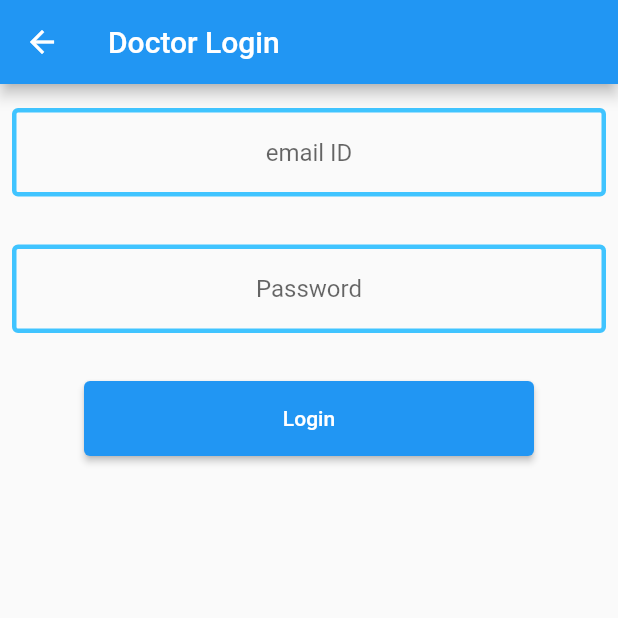
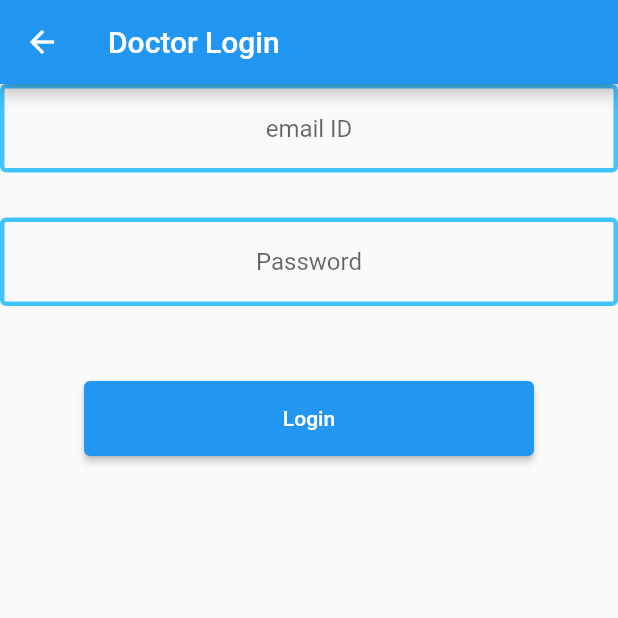
Before and after one commit to Code-Invaders-007/DocNet, a Flutter app: the screen it shows after launch, after a tap on "Login as Doctor", on a phone screen of 412 x 824 dp, the top half of it. Run offline on Flutter 3.47's test engine with Material 2 defaults, Android fonts, the phone set to English and light mode, and no system bars; our stand-ins replace firebase_auth, firebase_core; accounts and stored records are empty; network calls fail.

Commit message:
for testing

```diff
--- a/docnet/lib/main.dart
+++ b/docnet/lib/main.dart
@@ -24,6 +24,7 @@ class _MyAppState extends State<MyApp> {
   @override
   Widget build(BuildContext context) {
     return MaterialApp(
+      debugShowCheckedModeBanner: false,
       home: FrontPage(),
     );
   }
--- a/docnet/lib/screens/doctor_login.dart
+++ b/docnet/lib/screens/doctor_login.dart
@@ -35,34 +35,28 @@ class _DoctorLoginState extends State<DoctorLogin> {
         child: Center(
           child: Column(
             children: [
-              Padding(
-                padding:
-                    const EdgeInsets.symmetric(horizontal: 8, vertical: 16),
-                child: // Note: Same code is applied for the TextFormField as well
               TextField(
                 onChanged: (value) {
                   // print(value);
                   _doctorEmailcontroller.text = value;
                 },
+
                 textAlign: TextAlign.center,
-                  cursorColor: Colors.white,
+                // cursorColor: Colors.white,
                 controller: _doctorEmailcontroller,
                 decoration: const InputDecoration(
                   hintText: "email ID",
                   enabledBorder: OutlineInputBorder(
-                      borderSide: BorderSide(
-                          width: 3,
-                          color: Colors.lightBlueAccent),
+                    borderSide:
+                        BorderSide(width: 3, color: Colors.lightBlueAccent),
                   ),
                 ),
               ),
+              SizedBox(
+                height: 30,
               ),
-
-              Padding(
-                padding:
-                    const EdgeInsets.symmetric(horizontal: 8, vertical: 16),
-                child: // Note: Same code is applied for the TextFormField as well
               TextField(
+                cursorWidth: MediaQuery.of(context).size.width / 1.4,
                 onChanged: (value) {
                   // print(value);
                   _doctorPasswordController.text = value;
@@ -74,16 +68,14 @@ class _DoctorLoginState extends State<DoctorLogin> {
                   hintText: "Password",
                   enabledBorder: OutlineInputBorder(
                     borderSide: BorderSide(
-                          width: 3,
-                          color: Colors.lightBlueAccent), //<-- SEE HERE
+                        width: 3, color: Colors.lightBlueAccent), //<-- SEE HERE
                   ),
                 ),
               ),
+              SizedBox(
+                height: 50,
               ),
-              Padding(
-                padding:
-                    const EdgeInsets.symmetric(horizontal: 8, vertical: 16),
-                child: SizedBox(
+              SizedBox(
                 width: 300, // <-- Your width
                 height: 50, // <-- Your height
                 child: ElevatedButton(
@@ -110,8 +102,6 @@ class _DoctorLoginState extends State<DoctorLogin> {
                   ),
                 ),
               ),
-              ),
-
             ],
           ),
         ),
```
Lines whose indentation alone changed are shown as unchanged.
